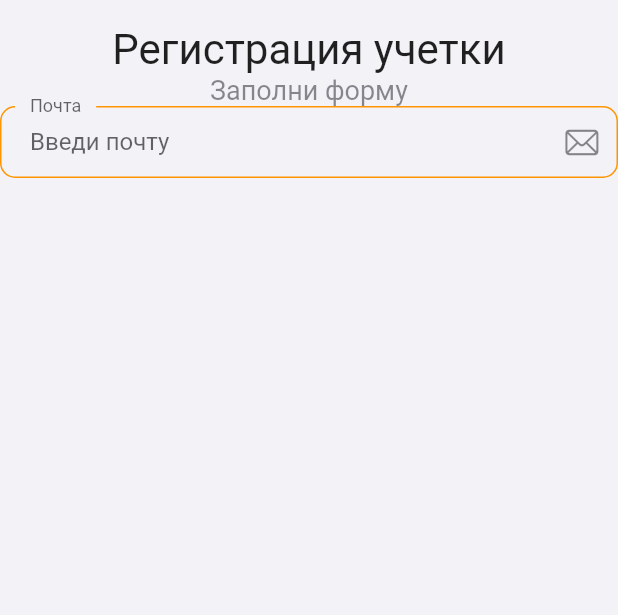
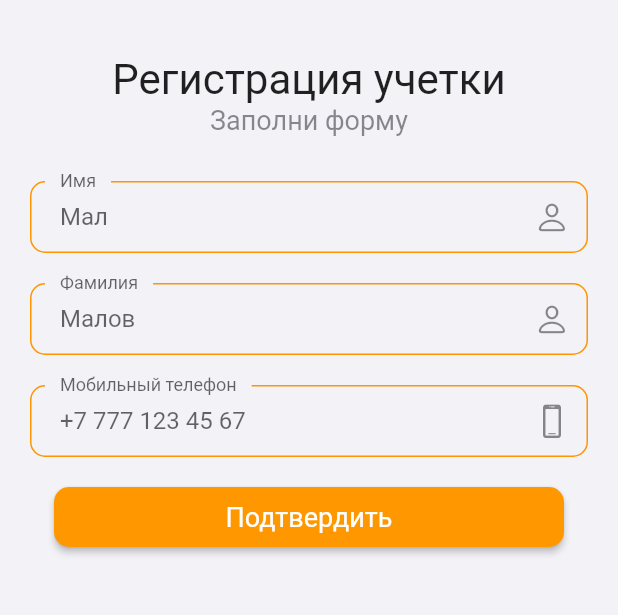
Before and after one commit to toligrimm/ecom, a Flutter app: the CompletePage screen opened directly, on a phone screen of 412 x 824 dp, the part 59-674 px from its top. Run offline on Flutter 3.47's test engine with Material 2 defaults, Android fonts, the phone set to English and light mode, and no system bars.

```diff
--- a/lib/pages/auth/complete_page/complete_page.dart
+++ b/lib/pages/auth/complete_page/complete_page.dart
@@ -3,6 +3,7 @@ import 'package:flutter/cupertino.dart';
 import 'package:flutter/material.dart';
 
 import '../../../constants.dart';
+import '../login_success/login_success.dart';
 
 class CompletePage extends StatefulWidget {
   static String routeName = "/complete_page";
@@ -13,7 +14,11 @@ class CompletePage extends StatefulWidget {
 }
 
 class _CompletePageState extends State<CompletePage> {
+  final _formKey = GlobalKey<FormState>();
   final List<String?> errors = [];
+  String? firstName;
+  String? lastName;
+  String? phoneNumber;
   void addError({String? error}) {
     if (!errors.contains(error)) {
       setState(() {
@@ -35,7 +40,11 @@ class _CompletePageState extends State<CompletePage> {
       appBar: AppBar(
         title: const Text('Регистрация'),
       ),
-      body: Form(
+      body: SingleChildScrollView(
+        child: Form(
+          key: _formKey,
+          child: Padding(
+            padding: const EdgeInsets.all(20),
             child: Column(
               children: [
                 const Text('Регистрация учетки',
@@ -49,31 +58,27 @@ class _CompletePageState extends State<CompletePage> {
                     color: CupertinoColors.secondaryLabel,
                     fontSize: 18,
                   ),),
-            FormError(errors: errors),
+                const SizedBox(
+                  height: 30,
+                ),
                 TextFormField(
-
+                  onSaved: (newValue) => firstName = newValue,
                   onChanged: (value) {
                     if (value.isNotEmpty) {
                       removeError(error: kNamelNullError);
                     }
                   },
                   validator: (value) {
-                if (value!.isEmpty && !errors.contains(kNamelNullError)) {
-                  setState(() {
-                    errors.add(kNamelNullError);
-                  });
-                  if (!emailValidatorRegExp.hasMatch(value) &&
-                      !errors.contains(kNamelNullError)) {
-                    setState(() {
-                      errors.add(kNamelNullError);
-                    });
+                    if (value!.isEmpty) {
+                        addError(error: kNamelNullError);
+                        return "";
                       }
-                }
+
                     return null;
                   },
                   decoration: InputDecoration(
-                  labelText: 'Почта',
-                  hintText: 'Введи почту',
+                      labelText: 'Имя',
+                      hintText: 'Мал',
                       floatingLabelBehavior: FloatingLabelBehavior.always,
                       contentPadding: const EdgeInsets.symmetric(horizontal: 20),
                       enabledBorder: OutlineInputBorder(
@@ -83,7 +88,7 @@ class _CompletePageState extends State<CompletePage> {
                         ),
                         gapPadding: 10,
                       ),
-                  suffixIcon: const Icon(CupertinoIcons.mail),
+                      suffixIcon: const Icon(CupertinoIcons.person),
                       focusedBorder: OutlineInputBorder(
                         borderRadius: BorderRadius.circular(10),
                         borderSide: const BorderSide(
@@ -92,7 +97,117 @@ class _CompletePageState extends State<CompletePage> {
                         gapPadding: 10,
                       )),
                 ),
+                const SizedBox(
+                  height: 20,
+                ),
+                TextFormField(
+                  onSaved: (newValue) => lastName = newValue,
+                  onChanged: (value) {
+                    if (value.isNotEmpty) {
+                      removeError(error: kNamelNullError);
+                    }
+                  },
+                  validator: (value) {
+                    if (value!.isEmpty) {
+                      addError(error: kNamelNullError);
+                      return "";
+                    }
+
+                    return null;
+                  },
+                  decoration: InputDecoration(
+                      labelText: 'Фамилия',
+                      hintText: 'Малов',
+                      floatingLabelBehavior: FloatingLabelBehavior.always,
+                      contentPadding: const EdgeInsets.symmetric(horizontal: 20),
+                      enabledBorder: OutlineInputBorder(
+                        borderRadius: BorderRadius.circular(10),
+                        borderSide: const BorderSide(
+                          color: CupertinoColors.systemOrange,
+                        ),
+                        gapPadding: 10,
+                      ),
+                      suffixIcon: const Icon(CupertinoIcons.person),
+                      focusedBorder: OutlineInputBorder(
+                        borderRadius: BorderRadius.circular(10),
+                        borderSide: const BorderSide(
+                          color: CupertinoColors.systemOrange,
+                        ),
+                        gapPadding: 10,
+                      )),
+                ),
+                const SizedBox(
+                  height: 20,
+                ),
+                TextFormField(
+                  keyboardType: TextInputType.number,
+                  onSaved: (newValue) => phoneNumber = newValue,
+                  onChanged: (value) {
+                    if (value.isNotEmpty) {
+                      removeError(error: kPhoneNumberNullError);
+                    }
+                  },
+                  validator: (value) {
+                    if (value!.isEmpty) {
+                      addError(error: kPhoneNumberNullError);
+                      return "";
+                    }
+
+                    return null;
+                  },
+                  decoration: InputDecoration(
+                      labelText: 'Мобильный телефон',
+                      hintText: '+7 777 123 45 67',
+                      floatingLabelBehavior: FloatingLabelBehavior.always,
+                      contentPadding: const EdgeInsets.symmetric(horizontal: 20),
+                      enabledBorder: OutlineInputBorder(
+                        borderRadius: BorderRadius.circular(10),
+                        borderSide: const BorderSide(
+                          color: CupertinoColors.systemOrange,
+                        ),
+                        gapPadding: 10,
+                      ),
+                      suffixIcon: const Icon(CupertinoIcons.device_phone_portrait),
+                      focusedBorder: OutlineInputBorder(
+                        borderRadius: BorderRadius.circular(10),
+                        borderSide: const BorderSide(
+                          color: CupertinoColors.systemOrange,
+                        ),
+                        gapPadding: 10,
+                      )),
+                ),
+                const SizedBox(
+                  height: 20,
+                ),
+                FormError(errors: errors),
+                SizedBox(
+                  width: 340,
+                  height: 40,
+                  child: ElevatedButton(
+                      onPressed: () {
+                        if (_formKey.currentState!.validate()) {
+                          Navigator.push(
+                            context,
+                            MaterialPageRoute(
+                                builder: (context) => const LoginSuccess()),
+                          );
+                        }
+                      },
+                      child: const Text('Подтвердить'),
+                      style: ButtonStyle(
+                          backgroundColor:
+                          MaterialStateProperty.all(Colors.orange),
+                          textStyle: MaterialStateProperty.all(
+                              const TextStyle(fontSize: 18)),
+                          shape:
+                          MaterialStateProperty.all<RoundedRectangleBorder>(
+                              RoundedRectangleBorder(
+                                borderRadius: BorderRadius.circular(10.0),
+                              )))),
+                ),
               ],
+            ),
+          ),
         ),
       ),
     );
```
Also changed, not shown: lib/pages/auth/signup/signup.dart (+4 -7 lines). Lines whose indentation alone changed are shown as unchanged.
